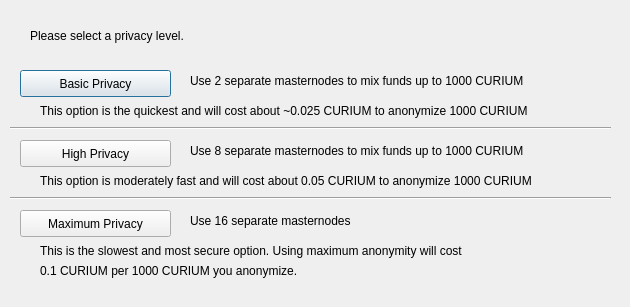
Before: the Qt Designer form src/qt/forms/darksendconfig.ui in adm2018/curium, drawn with Qt 5.
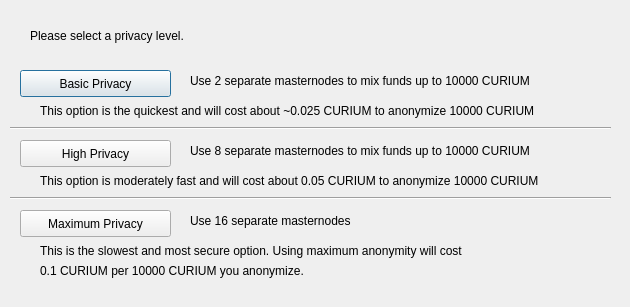
After: the same form once the commit is applied.

```diff
--- a/src/qt/forms/darksendconfig.ui
+++ b/src/qt/forms/darksendconfig.ui
@@ -75,7 +75,7 @@
     </rect>
    </property>
    <property name="text">
-    <string>Use 2 separate masternodes to mix funds up to 1000 CURIUM</string>
+    <string>Use 2 separate masternodes to mix funds up to 10000 CURIUM</string>
    </property>
   </widget>
   <widget class="QLabel" name="label_3">
@@ -88,7 +88,7 @@
     </rect>
    </property>
    <property name="text">
-    <string>Use 8 separate masternodes to mix funds up to 1000 CURIUM</string>
+    <string>Use 8 separate masternodes to mix funds up to 10000 CURIUM</string>
    </property>
   </widget>
   <widget class="QLabel" name="label_4">
@@ -114,7 +114,7 @@
     </rect>
    </property>
    <property name="text">
-    <string>This option is the quickest and will cost about ~0.025 CURIUM to anonymize 1000 CURIUM</string>
+    <string>This option is the quickest and will cost about ~0.025 CURIUM to anonymize 10000 CURIUM</string>
    </property>
   </widget>
   <widget class="QLabel" name="label_7">
@@ -127,7 +127,7 @@
     </rect>
    </property>
    <property name="text">
-    <string>This option is moderately fast and will cost about 0.05 CURIUM to anonymize 1000 CURIUM</string>
+    <string>This option is moderately fast and will cost about 0.05 CURIUM to anonymize 10000 CURIUM</string>
    </property>
   </widget>
   <widget class="QLabel" name="label_8">
@@ -153,7 +153,7 @@
     </rect>
    </property>
    <property name="text">
-    <string>0.1 CURIUM per 1000 CURIUM you anonymize.</string>
+    <string>0.1 CURIUM per 10000 CURIUM you anonymize.</string>
    </property>
   </widget>
   <widget class="Line" name="line">
```
